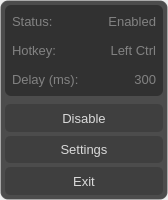
Above: resources/EasyLangSwitcher_tray.ui from egoisticdesire/EasyLangSwitcher before the change. Below: the same form after it.
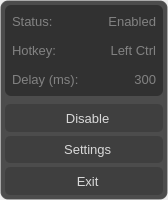
That is the form after the change. Icons and pictures are not drawn.

Patch:
```diff
--- a/resources/EasyLangSwitcher_tray.ui
+++ b/resources/EasyLangSwitcher_tray.ui
@@ -343,7 +343,7 @@
             <enum>Qt::LayoutDirection::LeftToRight</enum>
            </property>
            <property name="text">
-            <string>Disable</string>
+            <string>  Disable</string>
            </property>
            <property name="icon">
             <iconset resource="resources.qrc">
@@ -383,7 +383,7 @@
             <enum>Qt::ContextMenuPolicy::NoContextMenu</enum>
            </property>
            <property name="text">
-            <string>Settings</string>
+            <string>  Settings</string>
            </property>
            <property name="icon">
             <iconset resource="resources.qrc">
@@ -420,7 +420,7 @@
             <enum>Qt::ContextMenuPolicy::NoContextMenu</enum>
            </property>
            <property name="text">
-            <string>Exit</string>
+            <string>  Exit</string>
            </property>
            <property name="icon">
             <iconset resource="resources.qrc">
```
Left out of the diff: 6 changed lines with no effect on the pictures.
